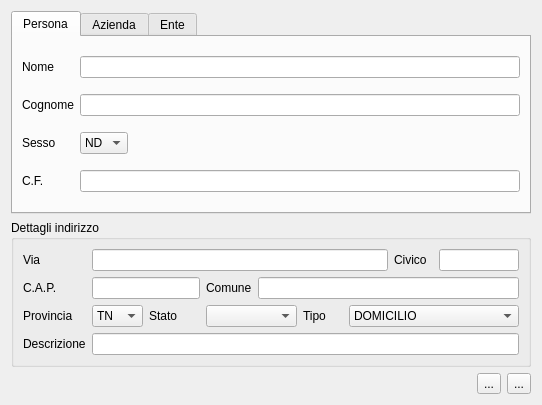
Before: the Qt Designer form src/com/axiastudio/suite/anagrafiche/forms/quickinsertsoggetto.ui in tizianolattisi/suitegda, drawn with Qt 5.
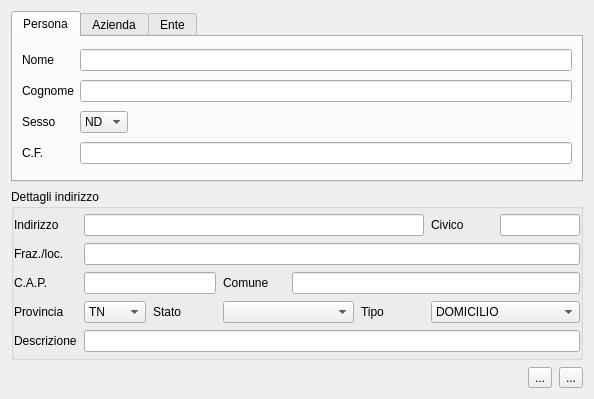
After: the same form once the commit is applied.

Commit message:
SQL: inserito campo abilitatoweb in tabella anagrafiche.relazioni
FormQuickInsertSoggetto: inserita lineedit 'frazione'

```diff
--- a/src/com/axiastudio/suite/anagrafiche/forms/quickinsertsoggetto.ui
+++ b/src/com/axiastudio/suite/anagrafiche/forms/quickinsertsoggetto.ui
@@ -6,14 +6,23 @@
    <rect>
     <x>0</x>
     <y>0</y>
-    <width>542</width>
-    <height>405</height>
+    <width>594</width>
+    <height>399</height>
    </rect>
   </property>
   <property name="windowTitle">
    <string>Inserimento rapido nuovo soggetto</string>
   </property>
   <layout class="QVBoxLayout" name="verticalLayout">
+   <property name="spacing">
+    <number>7</number>
+   </property>
+   <property name="leftMargin">
+    <number>11</number>
+   </property>
+   <property name="rightMargin">
+    <number>11</number>
+   </property>
    <item>
     <widget class="QTabWidget" name="tabs">
      <property name="currentIndex">
@@ -227,31 +236,56 @@
       <string>Dettagli indirizzo</string>
      </property>
      <layout class="QGridLayout" name="gridLayout">
-      <item row="0" column="0">
-       <widget class="QLabel" name="label">
+      <property name="leftMargin">
+       <number>0</number>
+      </property>
+      <property name="topMargin">
+       <number>5</number>
+      </property>
+      <property name="rightMargin">
+       <number>0</number>
+      </property>
+      <property name="bottomMargin">
+       <number>5</number>
+      </property>
+      <property name="spacing">
+       <number>7</number>
+      </property>
+      <item row="3" column="5">
+       <widget class="QLabel" name="label_8">
         <property name="text">
-         <string>Via</string>
+         <string>Tipo</string>
         </property>
        </widget>
       </item>
-      <item row="0" column="1" colspan="6">
-       <widget class="QLineEdit" name="lineEdit_via">
-        <property name="maxLength">
-         <number>100</number>
+      <item row="2" column="3">
+       <widget class="QLabel" name="label_5">
+        <property name="text">
+         <string>Comune</string>
         </property>
         <property name="column" stdset="0">
          <string>via</string>
         </property>
        </widget>
       </item>
-      <item row="0" column="7">
+      <item row="0" column="6">
        <widget class="QLabel" name="label_2">
         <property name="text">
          <string>Civico</string>
         </property>
        </widget>
       </item>
-      <item row="0" column="8">
+      <item row="2" column="4" colspan="4">
+       <widget class="QLineEdit" name="lineEdit_comune">
+        <property name="maxLength">
+         <number>100</number>
+        </property>
+        <property name="column" stdset="0">
+         <string>comune</string>
+        </property>
+       </widget>
+      </item>
+      <item row="0" column="7">
        <widget class="QLineEdit" name="lineEdit_civico">
         <property name="maximumSize">
          <size>
@@ -267,32 +301,22 @@
         </property>
        </widget>
       </item>
-      <item row="1" column="0">
-       <widget class="QLabel" name="label_4">
+      <item row="4" column="0">
+       <widget class="QLabel" name="label_7">
         <property name="text">
-         <string>C.A.P.</string>
+         <string>Descrizione</string>
         </property>
        </widget>
       </item>
-      <item row="1" column="1" colspan="2">
-       <widget class="QLineEdit" name="lineEdit_cap">
-        <property name="maxLength">
-         <number>5</number>
-        </property>
-        <property name="column" stdset="0">
-         <string>cap</string>
-        </property>
-       </widget>
-      </item>
-      <item row="1" column="3">
-       <widget class="QLabel" name="label_5">
+      <item row="0" column="0">
+       <widget class="QLabel" name="label">
         <property name="text">
-         <string>Comune</string>
+         <string>Indirizzo</string>
         </property>
        </widget>
       </item>
-      <item row="1" column="4" colspan="5">
-       <widget class="QLineEdit" name="lineEdit_comune">
+      <item row="1" column="1" colspan="7">
+       <widget class="QLineEdit" name="lineEdit_frazione">
         <property name="maxLength">
          <number>100</number>
         </property>
@@ -301,14 +325,7 @@
         </property>
        </widget>
       </item>
-      <item row="2" column="0">
-       <widget class="QLabel" name="label_3">
-        <property name="text">
-         <string>Provincia</string>
-        </property>
-       </widget>
-      </item>
-      <item row="2" column="1">
+      <item row="3" column="1">
        <widget class="QComboBox" name="comboBox_provincia">
         <property name="column" stdset="0">
          <string>provincia</string>
@@ -325,22 +342,15 @@
         </item>
        </widget>
       </item>
-      <item row="2" column="2">
-       <widget class="QLabel" name="label_6">
-        <property name="text">
-         <string>Stato</string>
-        </property>
-       </widget>
-      </item>
       <item row="3" column="0">
-       <widget class="QLabel" name="label_7">
+       <widget class="QLabel" name="label_3">
         <property name="text">
-         <string>Descrizione</string>
+         <string>Provincia</string>
         </property>
        </widget>
       </item>
-      <item row="3" column="1" colspan="8">
-       <widget class="QLineEdit" name="lineEdit_descrizione">
+      <item row="2" column="1" colspan="2">
+       <widget class="QLineEdit" name="lineEdit_cap">
         <property name="maxLength">
          <number>255</number>
         </property>
@@ -349,7 +359,7 @@
         </property>
        </widget>
       </item>
-      <item row="2" column="6" colspan="3">
+      <item row="3" column="6" colspan="2">
        <widget class="QComboBox" name="comboBox_tipo">
         <property name="column" stdset="0">
          <string>tipo</string>
@@ -381,20 +391,54 @@
         </item>
        </widget>
       </item>
-      <item row="2" column="5">
-       <widget class="QLabel" name="label_8">
+      <item row="1" column="0">
+       <widget class="QLabel" name="label_20">
         <property name="text">
-         <string>Tipo</string>
+         <string>Fraz./loc.</string>
         </property>
        </widget>
       </item>
-      <item row="2" column="3" colspan="2">
+      <item row="2" column="0">
+       <widget class="QLabel" name="label_4">
+        <property name="text">
+         <string>C.A.P.</string>
+        </property>
+       </widget>
+      </item>
+      <item row="3" column="3" colspan="2">
        <widget class="QComboBox" name="comboBox_stato">
         <property name="column" stdset="0">
          <string>stato</string>
         </property>
        </widget>
       </item>
+      <item row="0" column="1" colspan="5">
+       <widget class="QLineEdit" name="lineEdit_via">
+        <property name="maxLength">
+         <number>100</number>
+        </property>
+        <property name="column" stdset="0">
+         <string>via</string>
+        </property>
+       </widget>
+      </item>
+      <item row="3" column="2">
+       <widget class="QLabel" name="label_6">
+        <property name="text">
+         <string>Stato</string>
+        </property>
+       </widget>
+      </item>
+      <item row="4" column="1" colspan="7">
+       <widget class="QLineEdit" name="lineEdit_descrizione">
+        <property name="maxLength">
+         <number>255</number>
+        </property>
+        <property name="column" stdset="0">
+         <string>descrizione</string>
+        </property>
+       </widget>
+      </item>
      </layout>
     </widget>
    </item>
```
Left out of the diff: 24 changed lines with no effect on the pictures. The commit also changes 2 other files.
